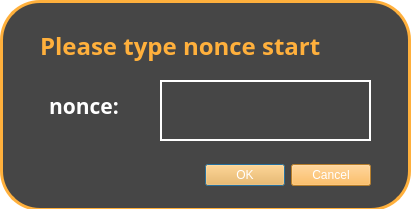
The window that src/view/dialog.ui (Joowce/cse4115) describes before a commit, drawn with Qt 5.
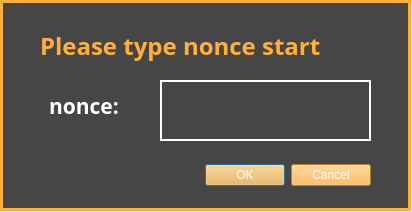
The same window after the commit.

Diff of the .ui file:
```diff
--- a/src/view/dialog.ui
+++ b/src/view/dialog.ui
@@ -6,8 +6,8 @@
    <rect>
     <x>0</x>
     <y>0</y>
-    <width>415</width>
-    <height>209</height>
+    <width>412</width>
+    <height>212</height>
    </rect>
   </property>
   <property name="windowTitle">
@@ -121,8 +121,7 @@
    <property name="styleSheet">
     <string notr="true">background-color:rgb(70, 70, 70);
 border-color:white;
-border: 3px solid rgb(255, 176, 60);
-border-radius: 40px;</string>
+border: 3px solid rgb(255, 176, 60);</string>
    </property>
    <property name="frameShape">
     <enum>QFrame::StyledPanel</enum>
```
